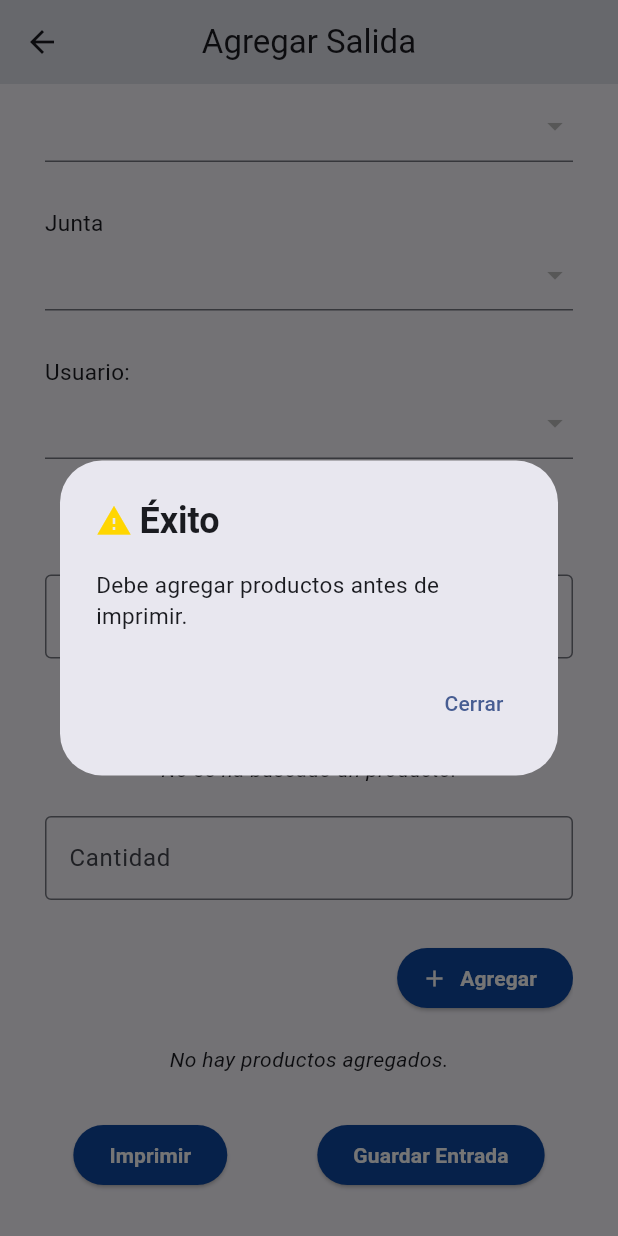
After one commit to angelSantori/jmas_movil, a Flutter app: the AddSalidaScreen screen opened directly, scrolled down 264 dp, after a tap on "Imprimir", on a phone screen of 412 x 824 dp. The commit adds this screen. Run offline on Flutter 3.47's test engine with Material 3 defaults, Android fonts, the phone set to English and light mode, and no system bars; our stand-ins replace file_picker, pdf, permission_handler, printing, shared_preferences; missing offline and left inert: mobile_scanner; accounts and stored records are empty; network calls fail.

Commit message:
Agergar salida

```diff
--- /dev/null
+++ b/lib/controllers/salidas_controller.dart
@@ -0,0 +1,220 @@
+import 'dart:convert';
+import 'dart:io';
+import 'package:http/io_client.dart';
+import 'package:jmas_movil/controllers/auth_service.dart';
+
+class SalidasController {
+  AuthService _authService = AuthService();
+
+  IOClient _createHttpClient() {
+    final ioClient = HttpClient();
+    ioClient.badCertificateCallback =
+        (X509Certificate cert, String host, int port) => true;
+    return IOClient(ioClient);
+  }
+
+  Future<List<Salidas>> listSalidas() async {
+    try {
+      final IOClient client = _createHttpClient();
+      final response = await client
+          .get(Uri.parse('${_authService.apiURL}/Salidas'), headers: {
+        'Content-Type': 'application/json; charset=UTF-8',
+      });
+
+      if (response.statusCode == 200) {
+        final List<dynamic> jsonData = json.decode(response.body);
+        return jsonData.map((salida) => Salidas.fromMap(salida)).toList();
+      } else {
+        print(
+            'Error al obtener la lista de salidas: ${response.statusCode} - ${response.body}');
+        return [];
+      }
+    } catch (e) {
+      print('Error lista salidas: $e');
+      return [];
+    }
+  }
+
+  Future<bool> addSalida(Salidas salida) async {
+    final IOClient client = _createHttpClient();
+    try {
+      final response = await client.post(
+        Uri.parse('${_authService.apiURL}/Salidas'),
+        headers: {
+          'Content-Type': 'application/json; charset=UTF-8',
+        },
+        body: salida.toJson(),
+      );
+
+      if (response.statusCode == 201) {
+        return true;
+      } else {
+        print(
+            'Error al crear salida: ${response.statusCode} - ${response.body}');
+        return false;
+      }
+    } catch (e) {
+      print('Error al crear salida: $e');
+      return false;
+    }
+  }
+
+  Future<List<Salidas>> getSalidaByFolio(String folio) async {
+    final IOClient client = _createHttpClient();
+    try {
+      final response = await client.get(
+          Uri.parse('${_authService.apiURL}/Salidas/ByFolio/$folio'),
+          headers: {
+            'Content-Type': 'application/json; charset=UTF-8',
+          });
+
+      if (response.statusCode == 200) {
+        final List<dynamic> jsonData = json.decode(response.body);
+        return jsonData.map((salida) => Salidas.fromMap(salida)).toList();
+      } else if (response.statusCode == 404) {
+        print('No se encontraton salidas con el folio: $folio');
+        return [];
+      } else {
+        print(
+            'Error al obtener las entradas por folio: ${response.statusCode} - ${response.body}');
+        return [];
+      }
+    } catch (e) {
+      print('Error al obtener las salidas poe folio: $e');
+      return [];
+    }
+  }
+}
+
+class Salidas {
+  int? id_Salida;
+  String? salida_Folio;
+  double? salida_Unidades;
+  double? salida_Costo;
+  String? salida_Fecha;
+  int? id_Producto;
+  int? id_Proveedor;
+  int? id_User;
+  int? id_Junta;
+  int? id_Entidad;
+  Salidas({
+    this.id_Salida,
+    this.salida_Folio,
+    this.salida_Unidades,
+    this.salida_Costo,
+    this.salida_Fecha,
+    this.id_Producto,
+    this.id_Proveedor,
+    this.id_User,
+    this.id_Junta,
+    this.id_Entidad,
+  });
+
+  Salidas copyWith({
+    int? id_Salida,
+    String? salida_Folio,
+    double? salida_Unidades,
+    double? salida_Costo,
+    String? salida_Fecha,
+    int? id_Producto,
+    int? id_Proveedor,
+    int? id_User,
+    int? id_Junta,
+    int? id_Entidad,
+  }) {
+    return Salidas(
+      id_Salida: id_Salida ?? this.id_Salida,
+      salida_Folio: salida_Folio ?? this.salida_Folio,
+      salida_Unidades: salida_Unidades ?? this.salida_Unidades,
+      salida_Costo: salida_Costo ?? this.salida_Costo,
+      salida_Fecha: salida_Fecha ?? this.salida_Fecha,
+      id_Producto: id_Producto ?? this.id_Producto,
+      id_Proveedor: id_Proveedor ?? this.id_Proveedor,
+      id_User: id_User ?? this.id_User,
+      id_Junta: id_Junta ?? this.id_Junta,
+      id_Entidad: id_Entidad ?? this.id_Entidad,
+    );
+  }
+
+  Map<String, dynamic> toMap() {
+    return <String, dynamic>{
+      'id_Salida': id_Salida,
+      'salida_Folio': salida_Folio,
+      'salida_Unidades': salida_Unidades,
+      'salida_Costo': salida_Costo,
+      'salida_Fecha': salida_Fecha,
+      'id_Producto': id_Producto,
+      'id_Proveedor': id_Proveedor,
+      'id_User': id_User,
+      'id_Junta': id_Junta,
+      'id_Entidad': id_Entidad,
+    };
+  }
+
+  factory Salidas.fromMap(Map<String, dynamic> map) {
+    return Salidas(
+      id_Salida: map['id_Salida'] != null ? map['id_Salida'] as int : null,
+      salida_Folio:
+          map['salida_Folio'] != null ? map['salida_Folio'] as String : null,
+      salida_Unidades: map['salida_Unidades'] != null
+          ? (map['salida_Unidades'] is int
+              ? (map['salida_Unidades'] as int).toDouble()
+              : map['salida_Unidades'] as double)
+          : null,
+      salida_Costo: map['salida_Costo'] != null
+          ? (map['salida_Costo'] is int
+              ? (map['salida_Costo'] as int).toDouble()
+              : map['salida_Costo'] as double)
+          : null,
+      salida_Fecha:
+          map['salida_Fecha'] != null ? map['salida_Fecha'] as String : null,
+      id_Producto:
+          map['id_Producto'] != null ? map['id_Producto'] as int : null,
+      id_Proveedor:
+          map['id_Proveedor'] != null ? map['id_Proveedor'] as int : null,
+      id_User: map['id_User'] != null ? map['id_User'] as int : null,
+      id_Junta: map['id_Junta'] != null ? map['id_Junta'] as int : null,
+      id_Entidad: map['id_Entidad'] != null ? map['id_Entidad'] as int : null,
+    );
+  }
+
+  String toJson() => json.encode(toMap());
+
+  factory Salidas.fromJson(String source) =>
+      Salidas.fromMap(json.decode(source) as Map<String, dynamic>);
+
+  @override
+  String toString() {
+    return 'Salidas(id_Salida: $id_Salida, salida_Folio: $salida_Folio, salida_Unidades: $salida_Unidades, salida_Costo: $salida_Costo, salida_Fecha: $salida_Fecha, id_Producto: $id_Producto, id_Proveedor: $id_Proveedor, id_User: $id_User, id_Junta: $id_Junta, id_Entidad: $id_Entidad)';
+  }
+
+  @override
+  bool operator ==(covariant Salidas other) {
+    if (identical(this, other)) return true;
+
+    return other.id_Salida == id_Salida &&
+        other.salida_Folio == salida_Folio &&
+        other.salida_Unidades == salida_Unidades &&
+        other.salida_Costo == salida_Costo &&
+        other.salida_Fecha == salida_Fecha &&
+        other.id_Producto == id_Producto &&
+        other.id_Proveedor == id_Proveedor &&
+        other.id_User == id_User &&
+        other.id_Junta == id_Junta &&
+        other.id_Entidad == id_Entidad;
+  }
+
+  @override
+  int get hashCode {
+    return id_Salida.hashCode ^
+        salida_Folio.hashCode ^
+        salida_Unidades.hashCode ^
+        salida_Costo.hashCode ^
+        salida_Fecha.hashCode ^
+        id_Producto.hashCode ^
+        id_Proveedor.hashCode ^
+        id_User.hashCode ^
+        id_Junta.hashCode ^
+        id_Entidad.hashCode;
+  }
+}
--- /dev/null
+++ b/lib/movimientos/salidas/add_salida_screen.dart
@@ -0,0 +1,491 @@
+import 'package:flutter/material.dart';
+import 'package:intl/intl.dart';
+import 'package:jmas_movil/controllers/entidades_controller.dart';
+import 'package:jmas_movil/controllers/juntas_controller.dart';
+import 'package:jmas_movil/controllers/productos_controller.dart';
+import 'package:jmas_movil/controllers/proveedores_controller.dart';
+import 'package:jmas_movil/controllers/salidas_controller.dart';
+import 'package:jmas_movil/controllers/users_controller.dart';
+import 'package:jmas_movil/widgets/componentes.dart';
+import 'package:jmas_movil/widgets/mensajes.dart';
+
+class AddSalidaScreen extends StatefulWidget {
+  const AddSalidaScreen({super.key});
+
+  @override
+  State<AddSalidaScreen> createState() => _AddSalidaScreenState();
+}
+
+class _AddSalidaScreenState extends State<AddSalidaScreen> {
+  final SalidasController _salidasController = SalidasController();
+  final UsersController _usersController = UsersController();
+  final JuntasController _juntasController = JuntasController();
+  final EntidadesController _entidadesController = EntidadesController();
+  final ProductosController _productosController = ProductosController();
+  final ProveedoresController _proveedoresController = ProveedoresController();
+
+  final _formKey = GlobalKey<FormState>();
+
+  final TextEditingController _referenciaController = TextEditingController();
+  final TextEditingController _idProductoController = TextEditingController();
+  final TextEditingController _cantidadController = TextEditingController();
+
+  final String _fecha = DateFormat('dd/MM/yyyy').format(DateTime.now());
+
+  List<Users> _users = [];
+  List<Entidades> _entidades = [];
+  List<Juntas> _juntas = [];
+  List<Proveedores> _proveedores = [];
+  final List<Map<String, dynamic>> _productosAgregados = [];
+
+  Users? _selectedUser;
+  Entidades? _selectedEntidad;
+  Juntas? _selectedJunta;
+  Productos? _selectedProducto;
+  Proveedores? _selectedProveedor;
+
+  bool _isLoading = false;
+
+  @override
+  void initState() {
+    super.initState();
+    _loadEntidades();
+    _loadJuntas();
+    _loadUsers();
+    _loadProveedores();
+  }
+
+  Future<void> _loadEntidades() async {
+    List<Entidades> entidades = await _entidadesController.listEntidades();
+    setState(() {
+      _entidades = entidades;
+    });
+  }
+
+  Future<void> _loadJuntas() async {
+    List<Juntas> juntas = await _juntasController.listJuntas();
+    setState(() {
+      _juntas = juntas;
+    });
+  }
+
+  Future<void> _loadUsers() async {
+    List<Users> users = await _usersController.listUsers();
+    setState(() {
+      _users = users;
+    });
+  }
+
+  Future<void> _loadProveedores() async {
+    List<Proveedores> proveedores =
+        await _proveedoresController.listProveedores();
+    setState(() {
+      _proveedores = proveedores;
+    });
+  }
+
+  void _agregarProducto() {
+    if (_selectedProducto != null && _cantidadController.text.isNotEmpty) {
+      final int cantidad = int.tryParse(_cantidadController.text) ?? 0;
+
+      if (cantidad <= 0) {
+        showAdvertence(context, 'La cantidad debe ser mayor a 0.');
+        return;
+      }
+
+      setState(() {
+        final double precioUnitario =
+            _selectedProducto!.producto_Precio1 ?? 0.0;
+        final double precioTotal = precioUnitario * cantidad;
+
+        _productosAgregados.add({
+          'id': _selectedProducto!.id_Producto,
+          'descripcion': _selectedProducto!.producto_Descripcion,
+          'costo': _selectedProducto!.producto_Precio1,
+          'cantidad': cantidad,
+          'precio': precioTotal
+        });
+
+        //Limpiar campos despuués de agregar
+        _idProductoController.clear();
+        _cantidadController.clear();
+        _selectedProducto = null;
+      });
+    } else {
+      showAdvertence(
+          context, 'Debe seleccionar un producto y definir la cantidad.');
+    }
+  }
+
+  Future<void> _guardarSalida() async {
+    if (_productosAgregados.isEmpty) {
+      showAdvertence(
+          context, 'Debe agregar productos antes de guardar la entrada.');
+      return;
+    }
+    if (_formKey.currentState!.validate()) {
+      bool success = true; // Para verificar si al menos una entrada fue exitosa
+      for (var producto in _productosAgregados) {
+        final nuevaSalida = _crearSalida(producto);
+        bool result = await _salidasController.addSalida(nuevaSalida);
+
+        if (!result) {
+          success = false;
+          break; // Si hay error, no procesamos más productos y mostramos el error
+        }
+
+        if (producto['id'] == null) {
+          showAdvertence(context,
+              'Id nulo: ${producto['id_Producto']}, no se puede continuar');
+          success = false;
+          break;
+        }
+
+        final productoActualizado =
+            await _productosController.getProductoById(producto['id']);
+
+        if (productoActualizado == null) {
+          // ignore: use_build_context_synchronously
+          showAdvertence(context,
+              'Producto con ID ${producto['id']} no encontrado en la base de datos.');
+          success = false;
+          break;
+        }
+
+        productoActualizado.producto_Existencia =
+            (productoActualizado.producto_Existencia!) - producto['cantidad'];
+
+        bool editResult =
+            await _productosController.editProducto(productoActualizado);
+
+        if (!editResult) {
+          // ignore: use_build_context_synchronously
+          showAdvertence(context,
+              'Error al actualizar las existencias del producto con ID ${producto['id_Producto']}');
+          success = false;
+          break;
+        }
+      }
+
+      // Mostrar el mensaje correspondiente al finalizar el ciclo
+      if (success) {
+        // ignore: use_build_context_synchronously
+        showOk(context, 'Entrada creada exitosamente.');
+      } else {
+        // ignore: use_build_context_synchronously
+        showError(context, 'Error al registrar entradas');
+      }
+
+      _limpiarFormulario(); // Limpiar formulario después de guardar
+    }
+  }
+
+  void _limpiarFormulario() {
+    _formKey.currentState!.reset();
+    _productosAgregados.clear();
+    setState(() {
+      _selectedUser = null;
+      _selectedEntidad = null;
+      _selectedJunta = null;
+      _selectedProducto = null;
+      _selectedProveedor = null;
+      _referenciaController.clear();
+      _idProductoController.clear();
+      _cantidadController.clear();
+    });
+  }
+
+  Salidas _crearSalida(Map<String, dynamic> producto) {
+    return Salidas(
+      id_Salida: 0,
+      salida_Folio: _referenciaController.text,
+      salida_Unidades: double.tryParse(producto['cantidad'].toString()),
+      salida_Costo: double.tryParse(producto['precio'].toString()),
+      salida_Fecha: _fecha,
+      id_Producto: producto['id'] ?? 0, // Toma el id del producto de la lista
+      id_Proveedor: _selectedProveedor?.id_Proveedor ?? 0, // Proveedor
+      id_User: _selectedUser?.id_User ?? 0, // Usuario
+      id_Junta: _selectedJunta?.id_Junta ?? 0, // Junta
+      id_Entidad: _selectedEntidad?.id_Entidad ?? 0, // Entidad
+    );
+  }
+
+  @override
+  Widget build(BuildContext context) {
+    return Scaffold(
+      appBar: AppBar(
+        title: const Text('Agregar Salida'),
+        centerTitle: true,
+      ),
+      body: Center(
+        child: Padding(
+          padding: const EdgeInsets.symmetric(horizontal: 30),
+          child: Form(
+            key: _formKey,
+            child: SingleChildScrollView(
+              child: Column(
+                mainAxisAlignment: MainAxisAlignment.center,
+                children: [
+                  const SizedBox(height: 10),
+                  //Fecha
+                  Text(
+                    _fecha,
+                    style: const TextStyle(
+                      fontSize: 20,
+                      fontWeight: FontWeight.bold,
+                    ),
+                  ),
+                  const SizedBox(height: 10),
+
+                  //Referencia
+                  buildFormColumn(
+                    label: 'Referencia',
+                    child: TextFormField(
+                      controller: _referenciaController,
+                      validator: (value) {
+                        if (value == null || value.isEmpty) {
+                          return 'Referencia requerida';
+                        }
+                        return null;
+                      },
+                    ),
+                  ),
+                  const SizedBox(height: 30),
+
+                  //Proveedores
+                  buildFormColumn(
+                    label: 'Proveedor',
+                    child: DropdownButtonFormField<Proveedores>(
+                      value: _selectedProveedor,
+                      items: _proveedores
+                          .map((proveedor) => DropdownMenuItem(
+                                value: proveedor,
+                                child: Text(proveedor.proveedor_Name!),
+                              ))
+                          .toList(),
+                      onChanged: (value) {
+                        setState(() {
+                          _selectedProveedor = value;
+                        });
+                      },
+                      validator: (value) {
+                        if (value == null) {
+                          return 'Proveedor requerido.';
+                        }
+                        return null;
+                      },
+                    ),
+                  ),
+                  const SizedBox(height: 30),
+
+                  //Entidad
+                  buildFormColumn(
+                    label: 'Entidad',
+                    child: DropdownButtonFormField<Entidades>(
+                      value: _selectedEntidad,
+                      items: _entidades
+                          .map((entidad) => DropdownMenuItem(
+                                value: entidad,
+                                child: Text(
+                                    entidad.entidad_Nombre ?? 'Sin Nombre'),
+                              ))
+                          .toList(),
+                      onChanged: (value) {
+                        setState(() {
+                          _selectedEntidad = value;
+                        });
+                      },
+                      validator: (value) {
+                        if (value == null) {
+                          return 'Entidad requerida.';
+                        }
+                        return null;
+                      },
+                    ),
+                  ),
+                  const SizedBox(height: 30),
+
+                  //Junta
+                  buildFormColumn(
+                    label: 'Junta',
+                    child: DropdownButtonFormField<Juntas>(
+                      value: _selectedJunta,
+                      items: _juntas
+                          .map((junta) => DropdownMenuItem(
+                                value: junta,
+                                child: Text(junta.junta_Name ?? 'Sin Nombre'),
+                              ))
+                          .toList(),
+                      onChanged: (value) {
+                        setState(() {
+                          _selectedJunta = value;
+                        });
+                      },
+                      validator: (value) {
+                        if (value == null) {
+                          return 'Junta requerida.';
+                        }
+                        return null;
+                      },
+                    ),
+                  ),
+                  const SizedBox(height: 30),
+
+                  //Usuario
+                  //Users
+                  buildFormColumn(
+                    label: 'Usuario:',
+                    child: DropdownButtonFormField<Users>(
+                      value: _selectedUser,
+                      items: _users
+                          .map((user) => DropdownMenuItem(
+                                value: user,
+                                child: Text(user.user_Name ?? 'Sin Nombre'),
+                              ))
+                          .toList(),
+                      onChanged: (value) {
+                        setState(() {
+                          _selectedUser = value;
+                        });
+                      },
+                      validator: (value) {
+                        if (value == null) {
+                          return 'Debe seleccionar un usuario.';
+                        }
+                        return null;
+                      },
+                    ),
+                  ),
+                  const SizedBox(height: 40),
+
+                  //Buscar producto
+                  const Text(
+                    'Buscar producto',
+                    style: TextStyle(
+                      fontWeight: FontWeight.bold,
+                      fontSize: 20,
+                    ),
+                  ),
+                  BuscarProductoWidget(
+                    idProductoController: _idProductoController,
+                    cantidadController: _cantidadController,
+                    productosController: _productosController,
+                    isLoading: _isLoading,
+                    selectedProducto: _selectedProducto,
+                    onProductoSeleccionado: (producto) {
+                      setState(() {
+                        _selectedProducto = producto;
+                      });
+                    },
+                    onAdvertencia: (message) {
+                      showAdvertence(context, message);
+                    },
+                  ),
+                  const SizedBox(height: 20),
+
+                  //Botón para agregar producto a la tabla
+                  Row(
+                    mainAxisAlignment: MainAxisAlignment.end,
+                    children: [
+                      ElevatedButton.icon(
+                        onPressed: _agregarProducto,
+                        icon: const Icon(
+                          Icons.add,
+                          color: Colors.white,
+                        ),
+                        style: ElevatedButton.styleFrom(
+                          backgroundColor: Colors.blue.shade900,
+                        ),
+                        label: const Text(
+                          'Agregar',
+                          style: TextStyle(
+                            color: Colors.white,
+                            fontWeight: FontWeight.bold,
+                          ),
+                        ),
+                      ),
+                    ],
+                  ),
+                  const SizedBox(height: 20),
+
+                  //Tabla productos agregados
+                  tablaProductosAgregados(_productosAgregados),
+                  const SizedBox(height: 30),
+
+                  //Botones
+                  Row(
+                    mainAxisAlignment: MainAxisAlignment.center,
+                    children: [
+                      //PDF e imprimir
+                      ElevatedButton(
+                        onPressed: () async {
+                          bool datosCompletos =
+                              await validarCamposAntesDeImprimir(
+                            context: context,
+                            productosAgregados: _productosAgregados,
+                            referenciaController: _referenciaController,
+                            selectedProveedor: _selectedProveedor,
+                            selectedEntidad: _selectedEntidad,
+                            selectedJunta: _selectedJunta,
+                            selectedUser: _selectedUser,
+                          );
+
+                          if (!datosCompletos) {
+                            return;
+                          }
+
+                          await generateAndSavePdf(
+                            context: context,
+                            movimiento: 'Entrada',
+                            fecha: _fecha,
+                            referencia: _referenciaController.text,
+                            proveedor: _selectedProveedor?.proveedor_Name ??
+                                'Sin Proveedor',
+                            entidad: _selectedEntidad?.entidad_Nombre ??
+                                'Sin Entidad',
+                            junta: _selectedJunta?.junta_Name ?? 'Sin Junta',
+                            usuario: _selectedUser?.user_Name ?? 'Sin Usuario',
+                            productos: _productosAgregados,
+                          );
+                        },
+                        style: ElevatedButton.styleFrom(
+                          backgroundColor: Colors.blue.shade900,
+                        ),
+                        child: const Text(
+                          'Imprimir',
+                          style: TextStyle(
+                            color: Colors.white,
+                            fontWeight: FontWeight.bold,
+                          ),
+                        ),
+                      ),
+
+                      const SizedBox(width: 60),
+
+                      //Guardar entrada
+                      ElevatedButton(
+                        onPressed: _guardarSalida,
+                        style: ElevatedButton.styleFrom(
+                          backgroundColor: Colors.blue.shade900,
+                        ),
+                        child: const Text(
+                          'Guardar Entrada',
+                          style: TextStyle(
+                            color: Colors.white,
+                            fontWeight: FontWeight.bold,
+                          ),
+                        ),
+                      ),
+                    ],
+                  ),
+
+                  const SizedBox(height: 30),
+                ],
+              ),
+            ),
+          ),
+        ),
+      ),
+    );
+  }
+}
```
Also changed, not shown: lib/general/home_screen.dart (+9 -2 lines).
